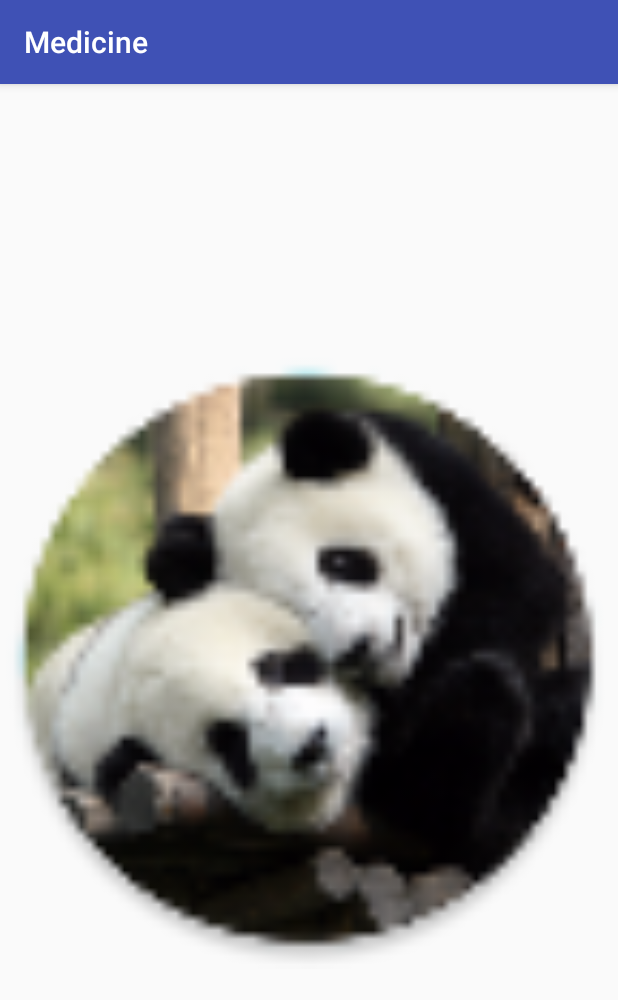
After one commit to anurag145/Internship-APP, an Android app: the Gallery_Upload screen opened directly, with no data from a screen before it, on a phone screen of 412 x 824 dp. The commit adds this screen. Shown: the top 1000 px of the screen. Run offline under Robolectric (Android 15) with nearby library versions, the phone set to English and light mode, and no system bars.

Commit message:
images from gallery can be selected now

```diff
--- a/app/src/main/java/medicine/android/com/medicine/App.java
+++ b/app/src/main/java/medicine/android/com/medicine/App.java
@@ -14,6 +14,6 @@ public class App extends Application {
         super.onCreate();
 
 
-        SystemClock.sleep(TimeUnit.SECONDS.toMillis(5));
+        SystemClock.sleep(TimeUnit.SECONDS.toMillis(3));
     }
 }
--- /dev/null
+++ b/app/src/main/java/medicine/android/com/medicine/Gallery_Upload.java
@@ -0,0 +1,44 @@
+package medicine.android.com.medicine;
+
+import android.content.Intent;
+import android.graphics.Bitmap;
+import android.net.Uri;
+import android.provider.MediaStore;
+import android.support.v7.app.AppCompatActivity;
+import android.os.Bundle;
+import android.widget.ImageView;
+
+import java.io.IOException;
+
+public class Gallery_Upload extends AppCompatActivity {
+    private int PICK_IMAGE_REQUEST = 1;
+     private ImageView imageView;
+    Bitmap bitmap;
+    @Override
+    protected void onCreate(Bundle savedInstanceState) {
+        super.onCreate(savedInstanceState);
+        setContentView(R.layout.activity_gallery__upload);
+        imageView=(ImageView)findViewById(R.id.imageView7);
+        Intent intent = new Intent();
+        intent.setType("image/*");
+        intent.setAction(Intent.ACTION_GET_CONTENT);
+        startActivityForResult(Intent.createChooser(intent, "Select Picture"), PICK_IMAGE_REQUEST);
+    }
+    @Override
+    protected void onActivityResult(int requestCode, int resultCode, Intent data) {
+        super.onActivityResult(requestCode, resultCode, data);
+
+        if (requestCode == PICK_IMAGE_REQUEST && resultCode == RESULT_OK && data != null && data.getData() != null) {
+            Uri filePath = data.getData();
+            try {
+                //Getting the Bitmap from Gallery
+                bitmap = MediaStore.Images.Media.getBitmap(getContentResolver(), filePath);
+                //Setting the Bitmap to ImageView
+                imageView.setImageBitmap(bitmap);
+            } catch (IOException e) {
+                e.printStackTrace();
+            }
+        }else
+            finish();
+    }
+}
--- /dev/null
+++ b/app/src/main/res/layout/activity_gallery__upload.xml
@@ -0,0 +1,15 @@
+<?xml version="1.0" encoding="utf-8"?>
+<android.support.design.widget.CoordinatorLayout xmlns:android="http://schemas.android.com/apk/res/android"
+    xmlns:app="http://schemas.android.com/apk/res-auto"
+    xmlns:tools="http://schemas.android.com/tools"
+    android:layout_width="match_parent"
+    android:layout_height="match_parent"
+    android:fitsSystemWindows="true"
+    tools:context="medicine.android.com.medicine.Gallery_Upload">
+
+
+    <include layout="@layout/content_gallery_upload" />
+
+
+
+</android.support.design.widget.CoordinatorLayout>
--- /dev/null
+++ b/app/src/main/res/layout/content_gallery_upload.xml
@@ -0,0 +1,15 @@
+<?xml version="1.0" encoding="utf-8"?>
+<RelativeLayout xmlns:android="http://schemas.android.com/apk/res/android"
+     android:layout_width="match_parent"
+    android:layout_height="match_parent">
+
+    <ImageView
+        android:layout_width="match_parent"
+        android:layout_height="match_parent"
+        android:id="@+id/imageView7"
+        android:src="@mipmap/ic_launcher"
+        android:layout_gravity="center_vertical"
+        android:layout_alignParentTop="true"
+        android:layout_centerHorizontal="true"
+         />
+</RelativeLayout>
--- a/app/src/main/res/layout/content_list_down.xml
+++ b/app/src/main/res/layout/content_list_down.xml
@@ -52,6 +52,7 @@
     <EditText
         android:layout_width="250dp"
         android:layout_height="300dp"
+        android:gravity="start"
         android:id="@+id/editText2"
         android:layout_below="@+id/textView5"
         android:background="#feffff"
```
Also changed, not shown: app/src/main/AndroidManifest.xml (+8 -7 lines), app/src/main/java/medicine/android/com/medicine/ListDown.java (+11 -5 lines), app/src/main/java/medicine/android/com/medicine/MainActivity.java (+59 -30 lines), app/src/main/res/layout/photo_dialog.xml (added, +31 -0 lines), app/src/main/res/mipmap-xxhdpi/l.png (added), app/src/main/res/mipmap-xxhdpi/n.png (added), 1 other file.
